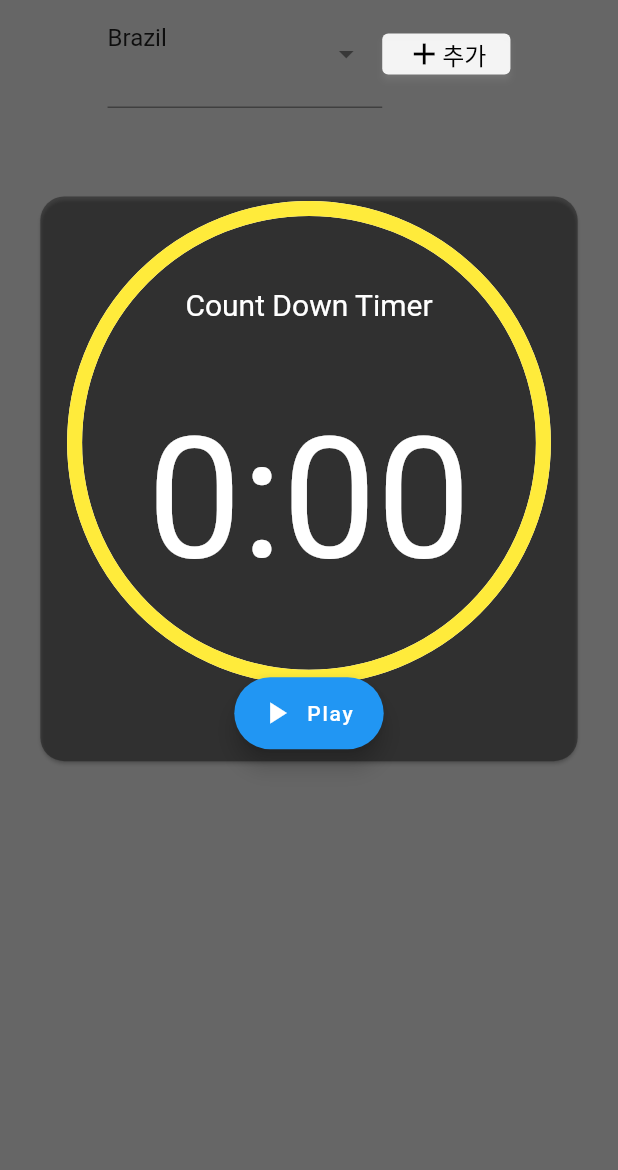
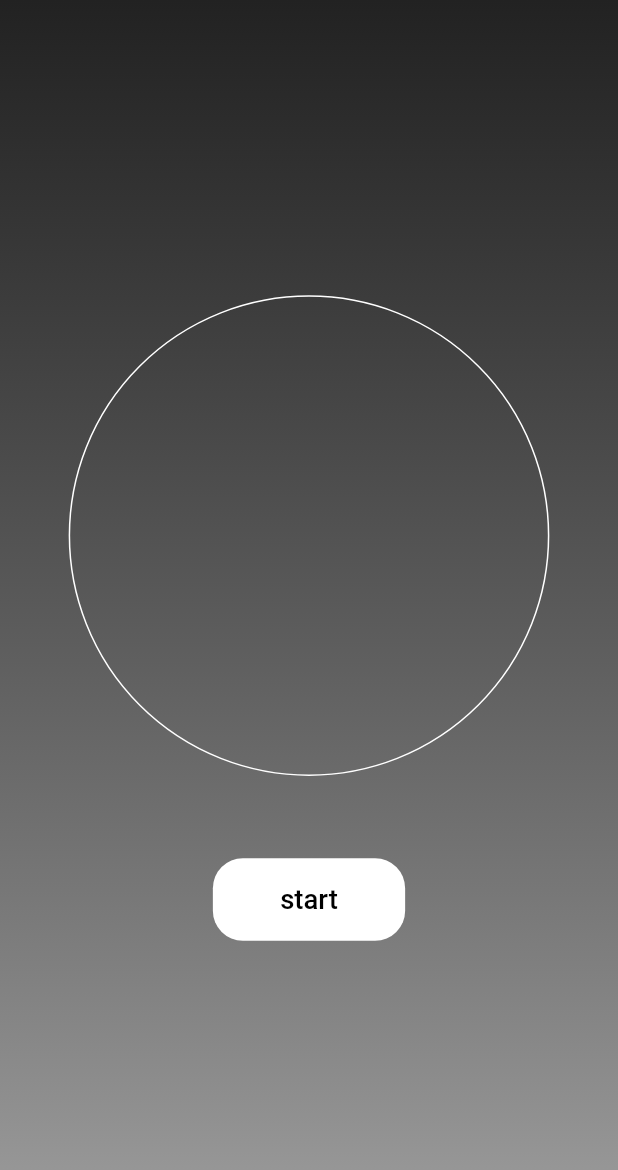
Before and after one commit to sgmsgood/flutter_i_see_u, a Flutter app: the screen it shows after launch, on a phone screen of 412 x 824 dp. Shown: the top 1170 px of the screen. Run offline on Flutter 3.47's test engine with Material 2 defaults, Android fonts, the phone set to English and light mode, and no system bars; drawn by our look-alikes of dropdown_search; our stand-ins replace flutter_screenutil, get.

Commit message:
put away customPainter

```diff
--- a/lib/modules/timer/components/component_counter.dart
+++ /dev/null
@@ -1,106 +0,0 @@
-import 'package:flutter/material.dart';
-import 'package:flutter/src/widgets/framework.dart';
-import 'package:flutter_i_see_u/modules/timer/components/custom_time_painter.dart';
-import 'package:flutter_i_see_u/modules/timer/controller_timer.dart';
-import 'package:flutter_screenutil/flutter_screenutil.dart';
-import 'package:get/get.dart';
-
-class CounterComponent extends StatelessWidget {
-  @override
-  Widget build(BuildContext context) {
-    return SizedBox(
-      width: 320.w,
-      height: 112.h,
-      child: Card(
-          color: Colors.black54.withOpacity(0.35),
-          shape:
-              RoundedRectangleBorder(borderRadius: BorderRadius.circular(16)),
-          child: _buildCounterRing()),
-    );
-  }
-
-  Widget _buildCounterRing() {
-    var timeController = TimerController.to.animationController!;
-    return AnimatedBuilder(
-        animation: timeController,
-        builder: (context, builder) {
-          return Stack(
-            children: [
-              Container(
-                padding: const EdgeInsets.all(8),
-                child: Column(
-                  mainAxisAlignment: MainAxisAlignment.spaceBetween,
-                  children: [
-                    Expanded(
-                        child: Align(
-                      alignment: FractionalOffset.center,
-                      child: AspectRatio(
-                        aspectRatio: 1.0,
-                        child: Stack(
-                          children: [
-                            Positioned.fill(
-                              child: CustomPaint(
-                                painter: CustomTimerPainter(
-                                    animation: timeController,
-                                    backgroundColor: Colors.white,
-                                    color: Colors.yellow),
-                              ),
-                            ),
-                            Align(
-                              alignment: FractionalOffset.center,
-                              child: Column(
-                                mainAxisAlignment:
-                                    MainAxisAlignment.spaceEvenly,
-                                crossAxisAlignment: CrossAxisAlignment.center,
-                                children: [
-                                  const Text(
-                                    "Count Down Timer",
-                                    style: TextStyle(
-                                        fontSize: 20.0, color: Colors.white),
-                                  ),
-                                  AnimatedBuilder(
-                                      animation: timeController,
-                                      builder: (context, child) {
-                                        return Text(
-                                          TimerController.to.timerString,
-                                          style: TextStyle(
-                                              fontSize: 112.0,
-                                              color: Colors.white),
-                                        );
-                                      }),
-                                ],
-                              ),
-                            )
-                          ],
-                        ),
-                      ),
-                    )),
-                    AnimatedBuilder(
-                        animation: timeController,
-                        builder: (context, child) {
-                          return FloatingActionButton.extended(
-                              onPressed: () {
-                                if (timeController.isAnimating)
-                                  timeController.stop();
-                                else {
-                                  timeController.reverse(
-                                      from: timeController.value == 0.0
-                                          ? 1.0
-                                          : timeController.value);
-                                }
-                              },
-                              icon: Icon(timeController.isAnimating
-                                  ? Icons.pause
-                                  : Icons.play_arrow),
-                              label: Text(timeController.isAnimating
-                                  ? "Pause"
-                                  : "Play"));
-                        }),
-                  ],
-                ),
-              ),
-            ],
-          );
-        });
-  }
-}
--- a/lib/modules/timer/components/custom_time_painter.dart
+++ /dev/null
@@ -1,37 +0,0 @@
-import 'package:flutter/animation.dart';
-import 'package:flutter/material.dart';
-import 'dart:math' as math;
-
-class CustomTimerPainter extends CustomPainter {
-  final Animation<double> animation;
-  final Color backgroundColor;
-  final Color color;
-
-  CustomTimerPainter({
-    required this.animation,
-    required this.backgroundColor,
-    required this.color,
-  }) : super(repaint: animation);
-
-
-  @override
-  void paint(Canvas canvas, Size size) {
-    Paint paint = Paint()
-      ..color = backgroundColor
-      ..strokeWidth = 10.0
-      ..strokeCap = StrokeCap.round
-      ..style = PaintingStyle.stroke;
-
-    canvas.drawCircle(size.center(Offset.zero), size.width / 2.0, paint);
-    paint.color = color;
-    double progress = (1.0 - animation.value) * 2 * math.pi;
-    canvas.drawArc(Offset.zero & size, math.pi * 1.5, -progress, false, paint);
-  }
-
-  @override
-  bool shouldRepaint(CustomTimerPainter old) {
-    return animation.value != old.animation.value ||
-        color != old.color ||
-        backgroundColor != old.backgroundColor;
-  }
-}
--- a/lib/modules/timer/controller_timer.dart
+++ b/lib/modules/timer/controller_timer.dart
@@ -1,26 +1,61 @@
 import 'package:flutter/material.dart';
 import 'package:get/get.dart';
 
-class TimerController extends GetxController with GetTickerProviderStateMixin{
+class TimerController extends GetxController with GetTickerProviderStateMixin {
   static TimerController get to => Get.find();
 
-  AnimationController? animationController;
+  late AnimationController animationController;
 
-  var time = ''.obs;
+  final _time = ''.obs;
 
-  String get timerString {
-    Duration duration = (animationController!.duration)! * (animationController!.value);
-    return '${duration.inMinutes}:${(duration.inSeconds % 60).toString().padLeft(2, '0')}';
-  }
+  String get timeValue => _time.value;
 
+  final _isCounting = 'start'.obs;
+
+  String get isCountingValue => _isCounting.value;
+
+  var isAnimatingTimer = false.obs;
+
+  bool get isAnimatingTimerValue => isAnimatingTimer.value;
 
   @override
   void onInit() {
     super.onInit();
-    animationController = AnimationController(vsync: this, duration: Duration(minutes: 20));
+    animationController =
+        AnimationController(vsync: this, duration: Duration(seconds: 5));
+    animationController.addListener(() {
+      countTime();
+      _setIsCounting();
+    });
+  }
+
+  @override
+  void dispose() {
+    super.dispose();
+    animationController.dispose();
   }
 
   void movingTimer() {
+    if (animationController.isAnimating) {
+      animationController.stop();
+    } else {
+      animationController.reverse(
+          from: animationController.value == 0.0
+              ? 1.0
+              : animationController.value);
+    }
 
+    _setIsCounting();
+  }
+
+  void countTime() {
+    Duration duration = (animationController.duration ?? Duration(seconds: 0)) *
+        (animationController.value);
+    _time.value =
+    '${duration.inMinutes}:${(duration.inSeconds % 60).toString().padLeft(2, '0')}';
+  }
+
+  void _setIsCounting() {
+    _isCounting.value = animationController.isAnimating ? 'stop' : 'play';
   }
 }
--- a/lib/modules/timer/page_timer.dart
+++ b/lib/modules/timer/page_timer.dart
@@ -1,8 +1,4 @@
-import 'package:circular_countdown_timer/circular_countdown_timer.dart';
-import 'package:circular_countdown_timer/countdown_text_format.dart';
-import 'package:dropdown_search/dropdown_search.dart';
 import 'package:flutter/material.dart';
-import 'package:flutter_i_see_u/modules/timer/components/component_counter.dart';
 import 'package:flutter_i_see_u/modules/timer/controller_timer.dart';
 import 'package:flutter_screenutil/flutter_screenutil.dart';
 import 'package:get/get.dart';
@@ -17,14 +13,25 @@ class TimerPage extends GetView<TimerController> {
       body: SafeArea(
         child: Container(
           height: Get.height,
-          color: Colors.black45.withOpacity(0.60),
+          width: 360.w,
+          // color: Colors.black45.withOpacity(0.60),
+          decoration: const BoxDecoration(
+              gradient: LinearGradient(
+            colors: [
+              Colors.black87,
+              Colors.grey,
+            ],
+            begin: Alignment.topCenter,
+            end: Alignment.bottomCenter,
+          )),
           child: Column(
             mainAxisSize: MainAxisSize.min,
             crossAxisAlignment: CrossAxisAlignment.center,
+            mainAxisAlignment: MainAxisAlignment.center,
             children: [
-              _buildDropdown(),
+              _buildTimer(),
               SizedBox(height: 16.h),
-              CounterComponent(),
+              _buildStartButton(),
             ],
           ),
         ),
@@ -32,51 +39,44 @@ class TimerPage extends GetView<TimerController> {
     );
   }
 
-  Widget _buildDropdown() {
-    return Row(
-      mainAxisAlignment: MainAxisAlignment.center,
-      crossAxisAlignment: CrossAxisAlignment.center,
-      children: [
-        SizedBox(
-          width: 160.w,
-          child: DropdownSearch<String>(
-            popupProps: PopupProps.menu(
-              showSelectedItems: true,
-              disabledItemFn: (String s) => s.startsWith('I'),
+  Widget _buildTimer() {
+    return Container(
+      width: 280.w,
+      height: 280.w,
+      decoration: BoxDecoration(
+          color: Colors.transparent,
+          border: Border.all(color: Colors.white),
+          shape: BoxShape.circle),
+      alignment: Alignment.center,
+      child: Obx(
+        () => Text(
+          controller.timeValue,
+          style: TextStyle(color: Colors.white, fontSize: 100.sp),
+        ),
+      ),
+    );
+  }
+
+  Widget _buildStartButton() {
+    return Obx(
+      () => ElevatedButton(
+        onPressed: controller.movingTimer,
+        style: ElevatedButton.styleFrom(
+          backgroundColor: Colors.white,
+          shadowColor: Colors.transparent,
+          minimumSize: Size(112.w, 16.h),
+          shape: RoundedRectangleBorder(
+            borderRadius: BorderRadius.circular(20.0), // radius you want
+            side: const BorderSide(
+              color: Colors.transparent, //color
             ),
-            items: ["Brazil", "Italia (Disabled)", "Tunisia", 'Canada'],
-            dropdownDecoratorProps: DropDownDecoratorProps(
-              dropdownSearchDecoration: InputDecoration(
-                hintText: "집중할 항목을 선택하세요.",
-              ),
-            ),
-            onChanged: print,
-            selectedItem: "Brazil",
           ),
         ),
-        ElevatedButton(
-          onPressed: () {},
-          style: IconButton.styleFrom(
-            backgroundColor: Colors.white.withOpacity(0.92),
-            foregroundColor: Colors.white,
-            highlightColor: Colors.transparent,
-            shadowColor: Colors.white.withOpacity(0.2),
-            minimumSize: Size(24.w, 24.w),
-          ),
-          child: Row(
-            children: [
-              const Icon(
-                Icons.add,
-                color: Colors.black,
-              ),
-              Text(
-                '추가',
-                style: TextStyle(color: Colors.black, fontSize: 14.sp),
-              ),
-            ],
-          ),
+        child: Text(
+          controller.isCountingValue,
+          style: TextStyle(color: Colors.black, fontSize: 16.sp),
         ),
-      ],
+      ),
     );
   }
 }
--- a/lib/routes/app_pages.dart
+++ b/lib/routes/app_pages.dart
@@ -1,5 +1,4 @@
 import 'package:flutter_i_see_u/modules/timer/binding_timer.dart';
-import 'package:flutter_i_see_u/modules/timer/components/component_counter.dart';
 import 'package:flutter_i_see_u/modules/timer/page_timer.dart';
 import 'package:get/get.dart';
 
@@ -14,10 +13,10 @@ class AppPages {
       page: () => const TimerPage(),
       binding: TimerBinding(),
     ),
-    GetPage(
-      name: Routes.timer,
-      page: () => CounterComponent(),
-      binding: TimerBinding(),
-    ),
+    // GetPage(
+    //   name: Routes.timerComponent,
+    //   page: () => CounterComponent(),
+    //   binding: TimerBinding(),
+    // ),
   ];
 }
--- a/pubspec.yaml
+++ b/pubspec.yaml
@@ -40,6 +40,7 @@ dependencies:
   rxdart: ^0.27.7
   http: ^0.13.5
   # components
+  loading_animation_widget: ^1.2.0+4
   circular_countdown_timer: ^0.2.3
   dropdown_search: ^5.0.5
 
```
Also changed, not shown: pubspec.lock.
